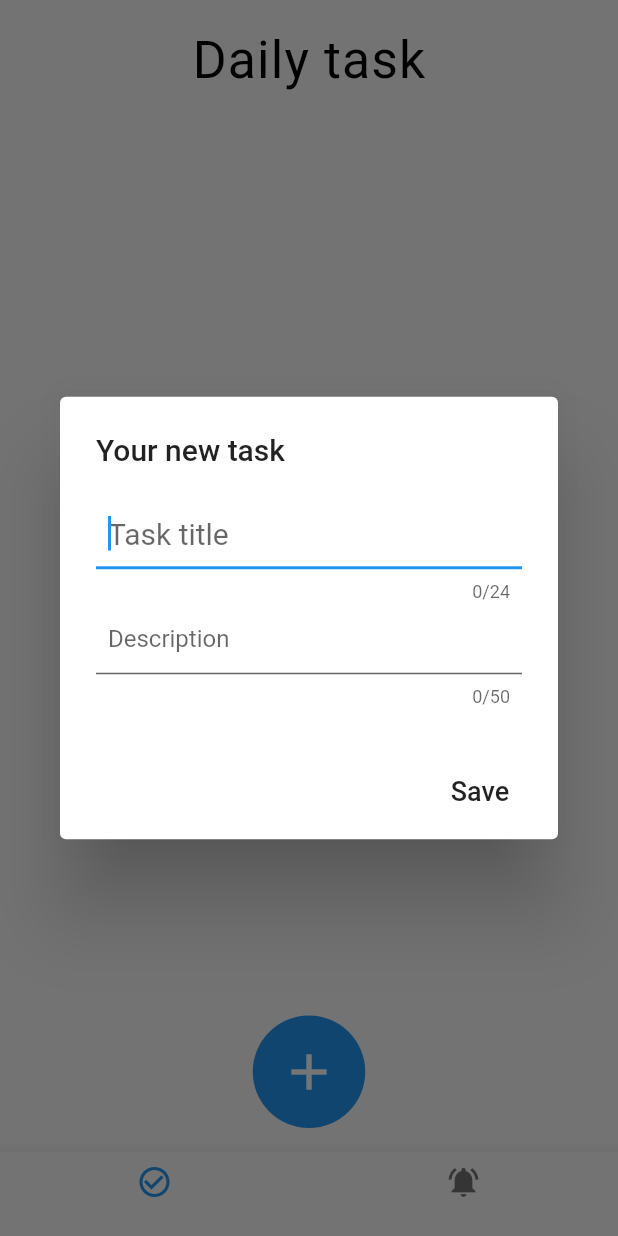
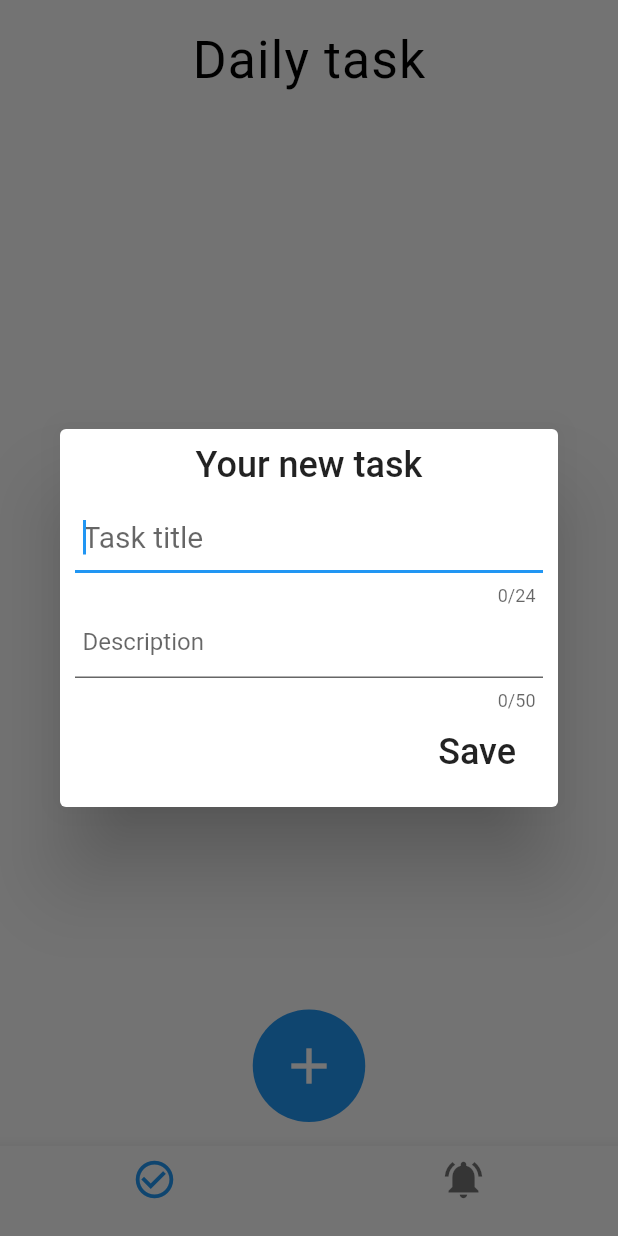
Before and after one commit to hcminh/pomodoro_list, a Flutter app: the screen it shows after launch, after a tap on the "add" icon, on a phone screen of 412 x 824 dp. Run offline on Flutter 3.47's test engine with Material 2 defaults, Android fonts, the phone set to English and light mode, and no system bars; our stand-ins replace flutter_local_notifications, flutter_slidable, sqflite; missing offline and left inert: screen; accounts and stored records are empty.

Commit message:
add pageview

```diff
--- a/lib/app.dart
+++ b/lib/app.dart
@@ -20,39 +20,72 @@ class MainPage extends StatefulWidget {
   final String title;
 
   @override
-  State<StatefulWidget> createState() => new _MyMainPageState();
+  State<StatefulWidget> createState() => _MyMainPageState();
 }
 
 class _MyMainPageState extends State<MainPage> {
-int _selectedPage = 0;
+  int _selectedPage = 0;
 
-  final _pageOptions = [
-    HomePage(),
-    ReminderPage(),
-  ];
+  final pageController = PageController(
+    initialPage: 0,
+  );
+
+  Widget buildPageView() {
+    return PageView(
+      controller: pageController,
+      scrollDirection: Axis.horizontal,
+      physics: BouncingScrollPhysics(),
+      onPageChanged: (int index) {
+        setState(() {
+          _selectedPage = index;
+        });
+      },
+      children: <Widget>[
+        HomePage(),
+        ReminderPage(),
+      ],
+    );
+  }
+
+  List <BottomNavigationBarItem> bottomIconTap() {
+    return [
+          BottomNavigationBarItem(
+            icon: Icon(
+              Icons.check_circle_outline,
+              size: 30.0,
+            ),
+            title: Container(),
+          ),
+          BottomNavigationBarItem(
+            icon: Icon(
+              Icons.notifications_active,
+              size: 30.0,
+            ),
+            title: Container(),
+          ),
+        ];
+  }
+
+  bottomTapped(int index) {
+    setState(() {
+      _selectedPage = index;
+      pageController.jumpToPage(index);
+    });
+  }
+
+  @override
+  void initState() {
+    super.initState();
+  }
 
   Widget build(BuildContext context) {
     return new Scaffold(
-      backgroundColor: Colors.grey,
-      body: _pageOptions[_selectedPage],
+      body: buildPageView(),
       bottomNavigationBar: BottomNavigationBar(
         type: BottomNavigationBarType.fixed,
         currentIndex: _selectedPage,
-        onTap: (int index) {
-          setState(() {
-            _selectedPage = index;
-          });
-        },
-        items: [
-          BottomNavigationBarItem(
-            icon: Icon(Icons.check_circle_outline),
-            title: Text(''),
-          ),
-          BottomNavigationBarItem(
-            icon: Icon(Icons.notifications_active),
-            title: Text(''),
-          ),
-        ],
+        onTap: bottomTapped,
+        items: bottomIconTap(),
       ),
     );
   }
--- a/lib/pages/taskPage.dart
+++ b/lib/pages/taskPage.dart
@@ -61,6 +61,9 @@ class _HomePageState extends State<HomePage> {
       setState(() {});
     }
     Navigator.pop(context);
+
+    _titleController.clear();
+    _descriptionController.clear();
   }
 
   @override
@@ -77,8 +80,8 @@ class _HomePageState extends State<HomePage> {
           child: addTaskIcon,
           onPressed: () => showDialog(
               context: context,
-              builder: (_) => CusAlertDialog("Your new task",
-                  _titleController, _descriptionController, _saveTaskAndClose)),
+              builder: (_) => CusAlertDialog("Your new task", _titleController,
+                  _descriptionController, _saveTaskAndClose)),
         ),
       ),
       floatingActionButtonLocation: FloatingActionButtonLocation.centerFloat,
--- a/lib/pages/widgets/customAlertDialog.dart
+++ b/lib/pages/widgets/customAlertDialog.dart
@@ -1,3 +1,4 @@
+import 'package:flutter/cupertino.dart';
 import 'package:flutter/material.dart';
 import '../../style.dart';
 
@@ -6,27 +7,40 @@ class CusAlertDialog extends StatelessWidget {
   final TextEditingController _titleController;
   final TextEditingController _descriptionController;
   final Function _onPressButton;
+  final FocusNode _titleFocus = FocusNode();
+  final FocusNode _descriptionFocus = FocusNode();
   CusAlertDialog(this._title, this._titleController,
       this._descriptionController, this._onPressButton);
   @override
   Widget build(BuildContext context) {
     return AlertDialog(
-      title: Text(_title),
+      title: Text(_title, textAlign: TextAlign.center, style: TextStyle(fontSize: 24.0),),
       content: Container(
         height: 140,
         width: MediaQuery.of(context).size.width * 0.95,
         child: Column(
           children: <Widget>[
             TextField(
+              textCapitalization: TextCapitalization.sentences,
               autofocus: true,
               maxLength: 24,
               controller: _titleController,
               style: textFieldTitleTask,
               decoration: inputDecorationTitleTask,
+              textInputAction: TextInputAction.next,
+              focusNode: _titleFocus,
+              onEditingComplete: () {
+                _titleFocus.unfocus();
+                FocusScope.of(context).requestFocus(_descriptionFocus);
+              },
             ),
             TextField(
+              autofocus: true,
+              textCapitalization: TextCapitalization.sentences,
               controller: _descriptionController,
+              focusNode: _descriptionFocus,
               keyboardType: TextInputType.multiline,
+              maxLines: 1,
               maxLength: 50,
               style: textFieldDescriptionTask,
               decoration: inputDecorationDescriptionTask,
@@ -34,13 +48,17 @@ class CusAlertDialog extends StatelessWidget {
           ],
         ),
       ),
+      contentPadding: EdgeInsets.only(bottom: 0, right: 10.0, left: 10.0),
+      titlePadding: EdgeInsets.only(bottom: 10.0, top: 10.0),
       elevation: 24.0,
       actions: <Widget>[
         FlatButton(
+          padding: EdgeInsets.only(bottom: 10.0,right: 20.0, left: 20.0),
+          hoverColor: Colors.blueAccent,
           child: Text(
             'Save',
             style: TextStyle(
-              fontSize: 18.0,
+              fontSize: 24.0,
             ),
           ),
           onPressed: _onPressButton,
--- a/lib/style.dart
+++ b/lib/style.dart
@@ -39,7 +39,7 @@ const InputDecoration inputDecorationTitleTask = InputDecoration(
   hintText: 'Task title',
   filled: true,
   fillColor: Colors.white,
-  contentPadding: EdgeInsets.only(left: 8, right: 8),
+  contentPadding: EdgeInsets.only(left: 5, right: 5),
 );
 
 const TextStyle textFieldDescriptionTask = TextStyle(
@@ -51,7 +51,7 @@ const InputDecoration inputDecorationDescriptionTask = InputDecoration(
   hintText: 'Description',
   filled: true,
   fillColor: Colors.white,
-  contentPadding: EdgeInsets.only(left: 8, right: 8),
+  contentPadding: EdgeInsets.only(left: 5, right: 5, bottom: 0.0),
 );
 
 //icon custom
```
Also changed, not shown: lib/refs/notify.dart (renamed from lib/notify.dart).
